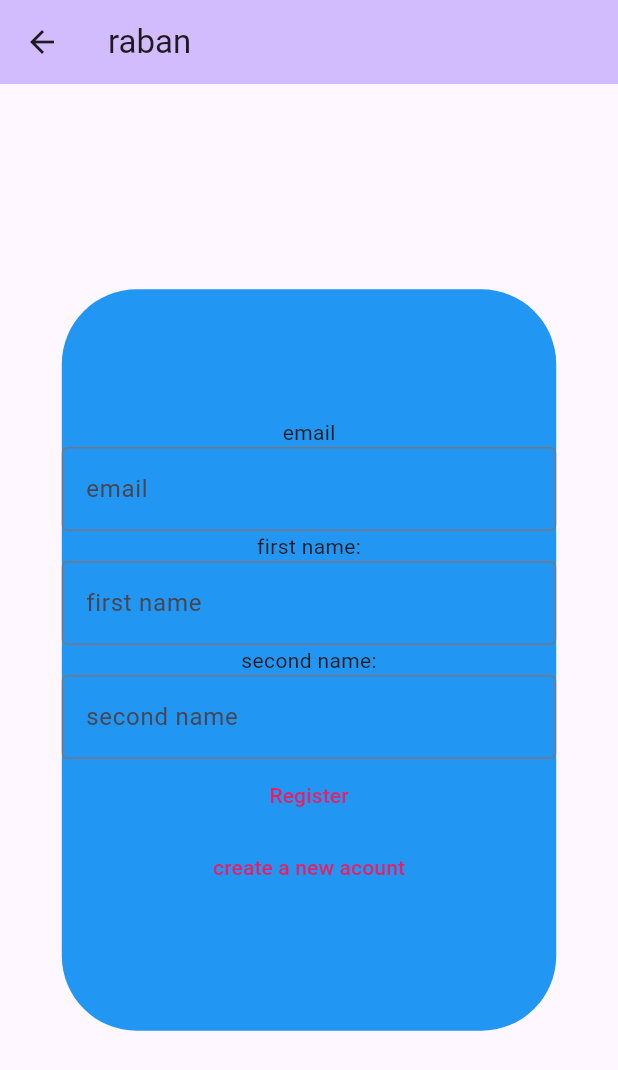
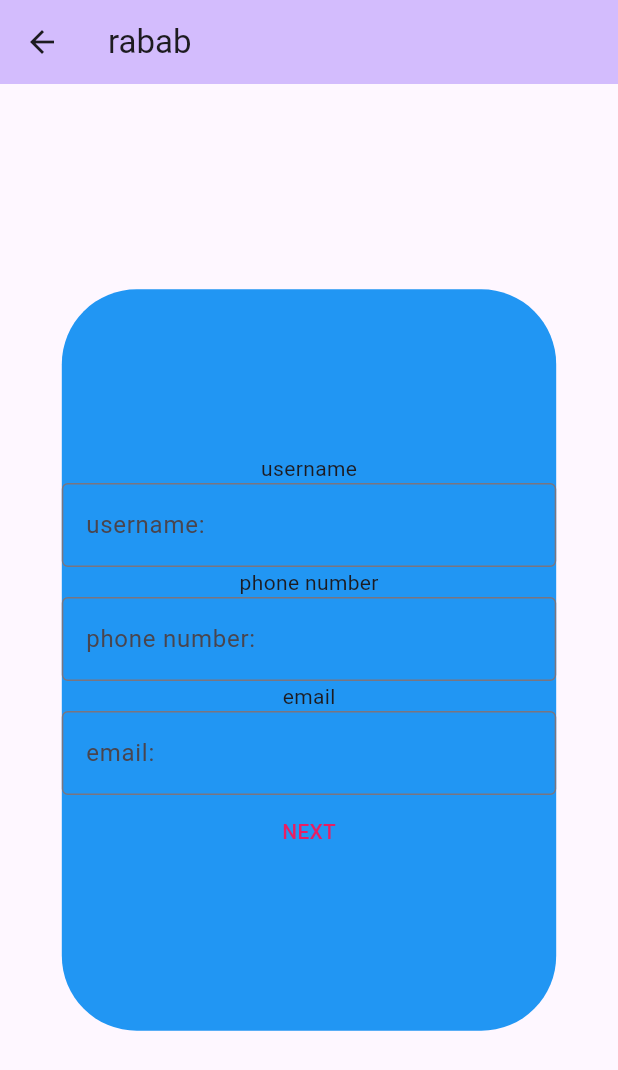
Before and after one commit to rabab66/final_project, a Flutter app: the screen it shows after launch, after a tap on "create a new acount", on a phone screen of 412 x 824 dp. Shown: the top 1070 px of the screen. Run offline on Flutter 3.47's test engine with Material 3 defaults, Android fonts, the phone set to English and light mode, and no system bars.

Commit message:
new things

```diff
--- a/lib/Views/RegisterScreen.dart
+++ b/lib/Views/RegisterScreen.dart
@@ -56,33 +56,28 @@ class _MyHomePageState extends State<RegisterScreen> {
           child: Column(
             mainAxisAlignment: MainAxisAlignment.center,
             children: <Widget>[
+
+              Text("username" ),
+              TextField(
+                decoration: InputDecoration(
+                  border: OutlineInputBorder(),
+                  hintText: 'username:',
+                ),
+              ),
+
+              Text("phone number" ),
+              TextField(
+                decoration: InputDecoration(
+                  border: OutlineInputBorder(),
+                  hintText: 'phone number:',
+                ),
+              ),
               Text("email" ),
               TextField(
                 decoration: InputDecoration(
                   border: OutlineInputBorder(),
-                  hintText: 'email',
+                  hintText: 'email:',
                 ),
-              ),
-              Text("first name:" ),
-              TextField(
-                decoration: InputDecoration(
-                  border: OutlineInputBorder(),
-                  hintText: 'first name',
-                ),
-              ),
-              Text("second name:" ),
-              TextField(
-                decoration: InputDecoration(
-                  border: OutlineInputBorder(),
-                  hintText: 'second name',
-                ),
-              ),
-              TextButton(
-                style: ButtonStyle(
-                  foregroundColor: MaterialStateProperty.all<Color>(Colors.pink),
-                ),
-                onPressed: () { },
-                child: Text('Register'),
               ),
               TextButton(
                 style: ButtonStyle(
@@ -91,7 +86,7 @@ class _MyHomePageState extends State<RegisterScreen> {
                 onPressed: () {
 
                 },
-                child: Text('create a new acount'),
+                child: Text('NEXT'),
               )
             ],
           ),
--- a/lib/main.dart
+++ b/lib/main.dart
@@ -17,7 +17,7 @@ class MyApp extends StatelessWidget {
         colorScheme: ColorScheme.fromSeed(seedColor: Colors.deepPurple),
         useMaterial3: true,
       ),
-      home: const MyHomePage(title: 'Flutter Demo Home Page'),
+      home: const MyHomePage(title: 'Login'),
     );
   }
 }
@@ -67,29 +67,23 @@ class _MyHomePageState extends State<MyHomePage> {
               TextField(
                 decoration: InputDecoration(
                   border: OutlineInputBorder(),
-                  hintText: 'email',
+                  hintText: 'email:',
                 ),
               ),
-              Text("first name:" ),
+              Text("pasword" ),
               TextField(
                 decoration: InputDecoration(
                   border: OutlineInputBorder(),
-                  hintText: 'first name',
+                  hintText: 'pasword:',
                 ),
               ),
-              Text("second name:" ),
-              TextField(
-                decoration: InputDecoration(
-                  border: OutlineInputBorder(),
-                  hintText: 'second name',
-                ),
-              ),
+
               TextButton(
                 style: ButtonStyle(
                   foregroundColor: MaterialStateProperty.all<Color>(Colors.pink),
                 ),
                 onPressed: () { },
-                child: Text('Register'),
+                child: Text('login'),
               ),
               TextButton(
                 style: ButtonStyle(
@@ -98,7 +92,7 @@ class _MyHomePageState extends State<MyHomePage> {
                 onPressed: () {
                   Navigator.push(
                   context,
-                  MaterialPageRoute(builder: (context) => const RegisterScreen(title: "raban")),
+                  MaterialPageRoute(builder: (context) => const RegisterScreen(title: "rabab")),
                 );
 
 
```
